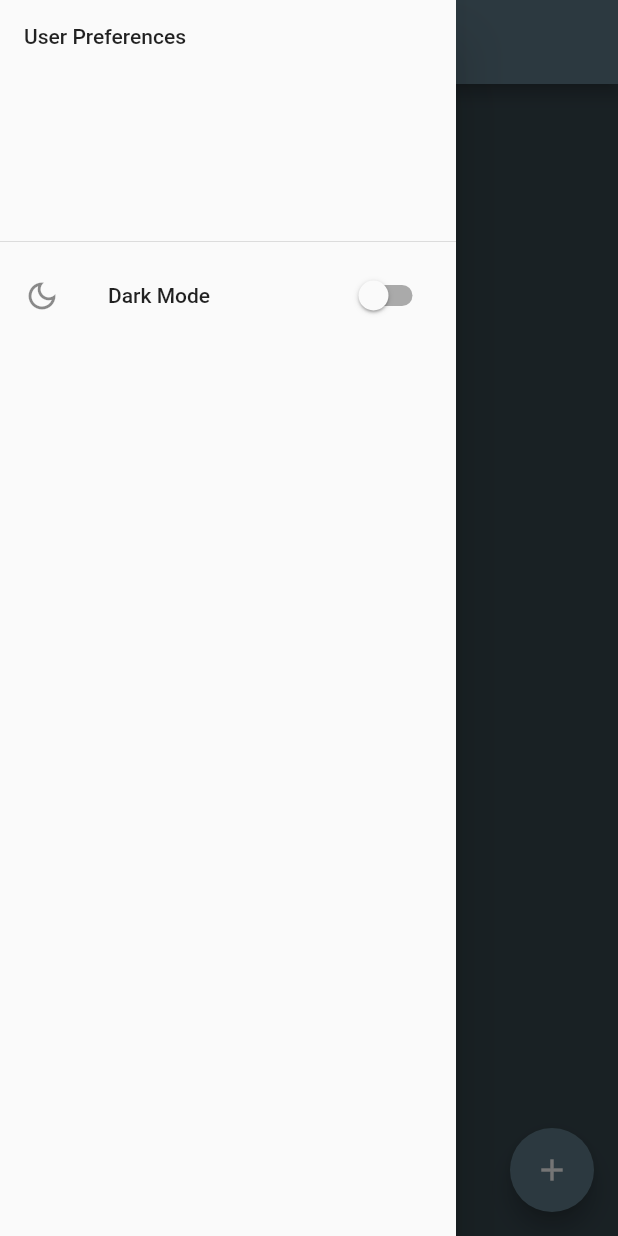
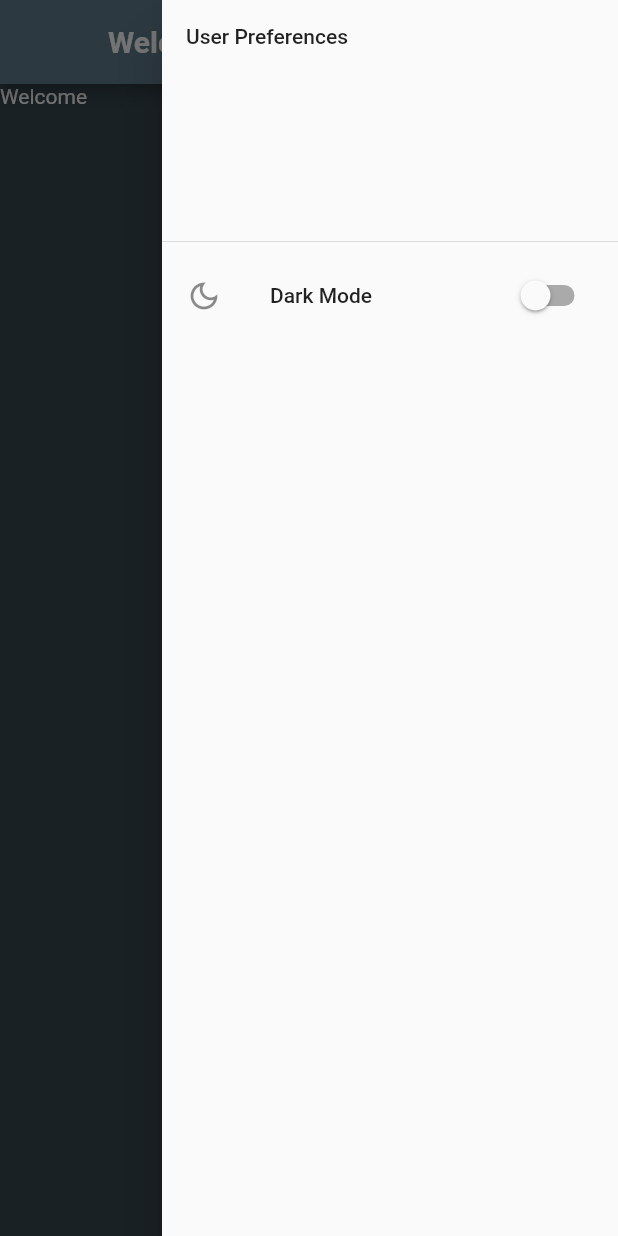
Before and after one commit to josephmchristy/journalapp, a Flutter app: the screen it shows after launch, with the side drawer open, on a phone screen of 412 x 824 dp. Run offline on Flutter 3.47's test engine with Material 2 defaults, Android fonts, the phone set to English and light mode, and no system bars; our stand-ins replace shared_preferences, sqflite; accounts and stored records are empty.

Commit message:
Changed user preferences to end drawer and added back lead button on journal entry screen.

```diff
--- a/lib/screens/journal_entry_list.dart
+++ b/lib/screens/journal_entry_list.dart
@@ -59,14 +59,16 @@ class JournalEntryListScreenState extends State<JournalEntryListScreen> {
     return Scaffold(
       appBar: AppBar(
         title: journalEntries.isEmpty ? const Text('Welcome') : const Text('Journal App'),
-        leading: Builder(
-        builder: (context) => IconButton(
-          icon: (const Icon(Icons.settings)),
-          onPressed: () => Scaffold.of(context).openDrawer(),
-          ),
-        ),
+        actions:[
+          Builder(builder: (context) => IconButton(
+            icon: (const Icon(Icons.settings)),
+            onPressed: () => Scaffold.of(context).openEndDrawer(),
+            )
+          )
+        ],
+        leading: Container(),
       ),
-      drawer: UserPreferencesDrawer(toggleTheme: widget.toggleTheme),
+      endDrawer: UserPreferencesDrawer(toggleTheme: widget.toggleTheme),
       floatingActionButton: FloatingActionButton(
         child: const Icon(Icons.add),
         onPressed: (){
```
Also changed, not shown: lib/screens/journal_entry.dart (+11 -4 lines), lib/screens/new_entry.dart (+9 -7 lines).
